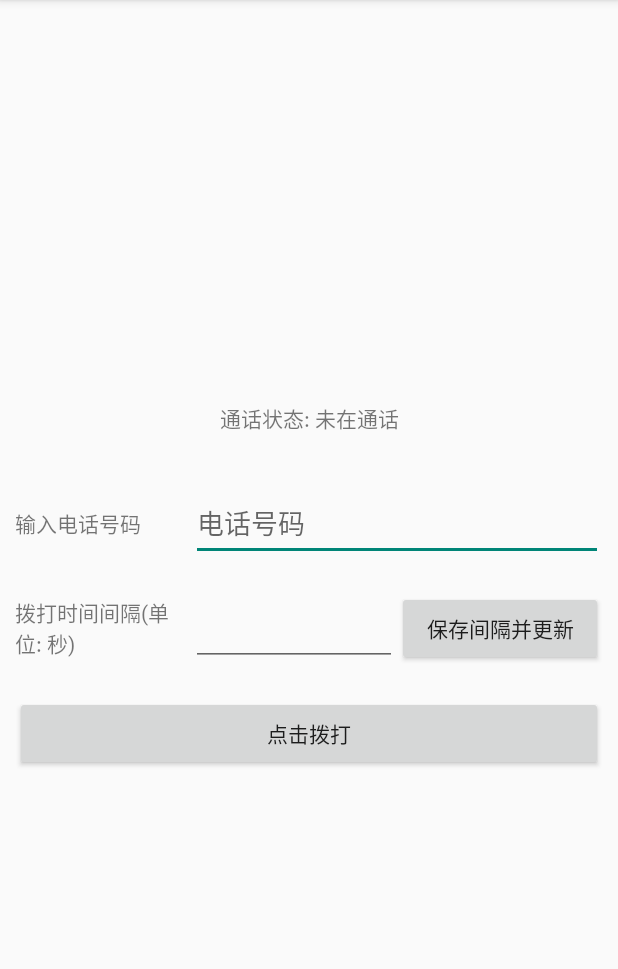
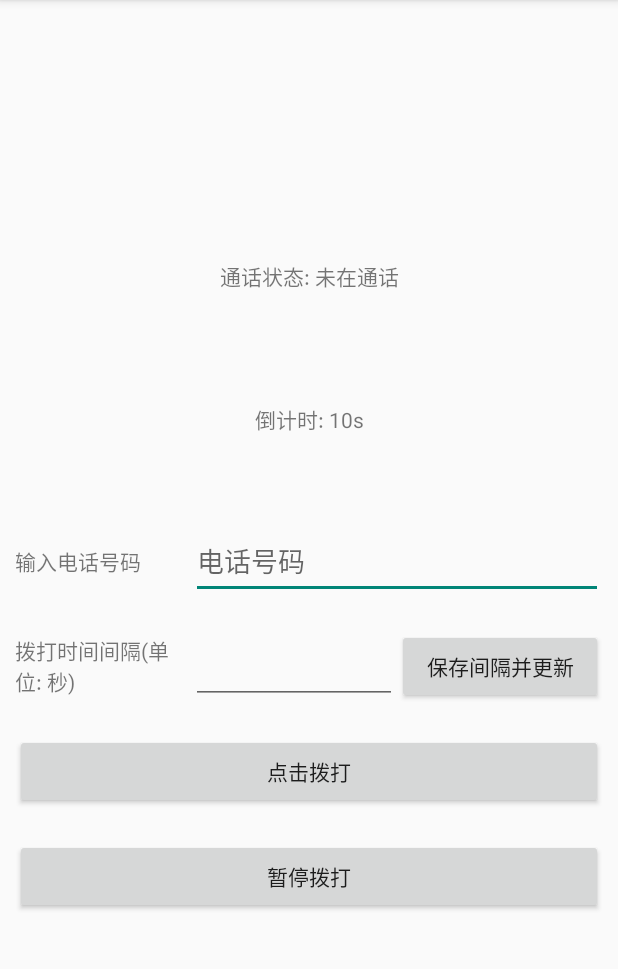
Before and after one commit to MilitaryIntelligence6/AutoCallSystem, an Android app: the screen it shows after launch (MainActivity), after a tap on "点击拨打", on a phone screen of 412 x 824 dp, the part 84-1053 px from its top. Run offline under Robolectric (Android 15) with nearby library versions, the phone set to English and light mode, and no system bars; our stand-ins replace data binding; plain views replace ClearEditText.

Commit message:
打电话逻辑;

```diff
--- a/app/src/main/java/cn/misection/autocall/call/controller/MainActivity.java
+++ b/app/src/main/java/cn/misection/autocall/call/controller/MainActivity.java
@@ -18,6 +18,10 @@ import androidx.core.app.ActivityCompat;
 import androidx.core.content.ContextCompat;
 import androidx.databinding.DataBindingUtil;
 
+import java.util.concurrent.Executors;
+import java.util.concurrent.ScheduledExecutorService;
+import java.util.concurrent.TimeUnit;
+
 import cn.misection.autocall.R;
 import cn.misection.autocall.databinding.ActivityMainBinding;
 
@@ -30,9 +34,15 @@ public class MainActivity extends AppCompatActivity {
 
     private ActivityMainBinding mBinding;
 
-    private PhoneStateListener phoneStateListener;
+    private PhoneStateListener mPhoneStateListener;
 
-    private TelephonyManager telephonyManager;
+    private TelephonyManager mTelephonyManager;
+
+    private long mPeriod = 10;
+
+    private long mNextCallCountDown = 1;
+
+    private ScheduledExecutorService mMakePhoneCallThreadPool = Executors.newSingleThreadScheduledExecutor();
 
     @Override
     protected void onCreate(Bundle savedInstanceState) {
@@ -60,8 +70,8 @@ public class MainActivity extends AppCompatActivity {
     }
 
     private void initActionListener() {
-        telephonyManager = (TelephonyManager) getSystemService(Context.TELEPHONY_SERVICE);
-        phoneStateListener = new PhoneStateListener() {
+        mTelephonyManager = (TelephonyManager) getSystemService(Context.TELEPHONY_SERVICE);
+        mPhoneStateListener = new PhoneStateListener() {
             @Override
             public void onCallStateChanged(int state, String phoneNumber) {
                 super.onCallStateChanged(state, phoneNumber);
@@ -87,13 +97,31 @@ public class MainActivity extends AppCompatActivity {
             }
         };
         //监听电话通话状态的改变
-        telephonyManager.listen(phoneStateListener, PhoneStateListener.LISTEN_CALL_STATE);
+        mTelephonyManager.listen(mPhoneStateListener, PhoneStateListener.LISTEN_CALL_STATE);
     }
 
     public void onCallButtonClicked(View view) {
         // 检查是否获得了权限（Android6.0运行时权限）
-        if (ContextCompat.checkSelfPermission(MainActivity.this,
-                Manifest.permission.CALL_PHONE) != PackageManager.PERMISSION_GRANTED) {
+        if (ContextCompat.checkSelfPermission(this, Manifest.permission.CALL_PHONE)
+                != PackageManager.PERMISSION_GRANTED) {
+            applyPermission();
+        } else {
+            //拨打电话
+            Intent intent = new Intent(Intent.ACTION_CALL);
+            String phoneNum = String.valueOf(mBinding.phoneCallStateTextView.getText());
+            Log.d(TAG, "即将拨打的电话信息" + phoneNum);
+            Uri data = Uri.parse("tel:" + phoneNum);
+            intent.setData(data);
+            mMakePhoneCallThreadPool.scheduleAtFixedRate(
+                    () -> startActivity(intent),
+                    mNextCallCountDown,
+                    mPeriod,
+                    TimeUnit.SECONDS
+            );
+        }
+    }
+
+    private void applyPermission() {
         // 没有获得授权，申请授权
         if (ActivityCompat.shouldShowRequestPermissionRationale(MainActivity.this,
                 Manifest.permission.CALL_PHONE)) {
@@ -114,18 +142,14 @@ public class MainActivity extends AppCompatActivity {
                     new String[]{Manifest.permission.CALL_PHONE},
                     1);
         }
-        } else {
-            //拨打电话
-            Intent intent = new Intent(Intent.ACTION_CALL);
-            String phone = String.valueOf(mBinding.phoneCallStateTextView.getText());
-            Log.d(TAG, "即将拨打的电话信息" + phone);
-            Uri data = Uri.parse("tel:" + phone);
-            intent.setData(data);
-            startActivity(intent);
-        }
     }
 
     public void onInternalButtonClick(View view) {
 
     }
+
+
+    public void onCancelCallButtonClicked(View view) {
+        mMakePhoneCallThreadPool.shutdown();
     }
+}
--- a/app/src/main/res/layout/activity_main.xml
+++ b/app/src/main/res/layout/activity_main.xml
@@ -32,6 +32,20 @@
                         android:layout_height="match_parent"
                         android:gravity="center"
                         android:text="通话状态: 未在通话" />
+
+            </androidx.appcompat.widget.LinearLayoutCompat>
+
+            <androidx.appcompat.widget.LinearLayoutCompat
+                    android:layout_width="match_parent"
+                    android:layout_height="100dp"
+                    android:layout_margin="10dp">
+
+                <androidx.appcompat.widget.AppCompatTextView
+                        android:id="@+id/countdown_text_view"
+                        android:layout_width="match_parent"
+                        android:layout_height="match_parent"
+                        android:gravity="center"
+                        android:text="倒计时: 10s" />
 
             </androidx.appcompat.widget.LinearLayoutCompat>
 
@@ -101,6 +115,21 @@
 
             </androidx.appcompat.widget.LinearLayoutCompat>
 
+            <androidx.appcompat.widget.LinearLayoutCompat
+                    android:layout_width="match_parent"
+                    android:layout_height="50dp"
+                    android:layout_margin="10dp">
+
+                <androidx.appcompat.widget.AppCompatButton
+                        android:id="@+id/cancel_call_button"
+                        android:layout_width="match_parent"
+                        android:layout_height="match_parent"
+                        android:onClick="onCancelCallButtonClicked"
+                        android:text="暂停拨打" />
+
+            </androidx.appcompat.widget.LinearLayoutCompat>
+
+
         </androidx.appcompat.widget.LinearLayoutCompat>
 
     </androidx.constraintlayout.widget.ConstraintLayout>
```
Lines whose indentation alone changed are shown as unchanged.
